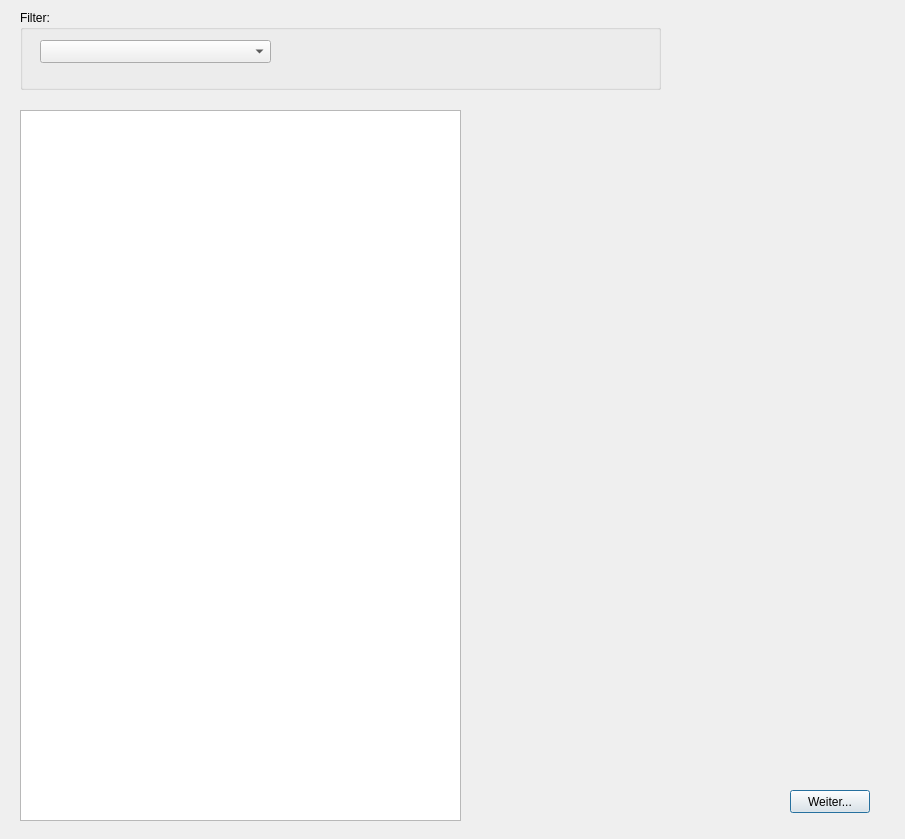
KaMusialik/MeinSpiel, file Dateien/vertragswindow.ui: the form before one commit.
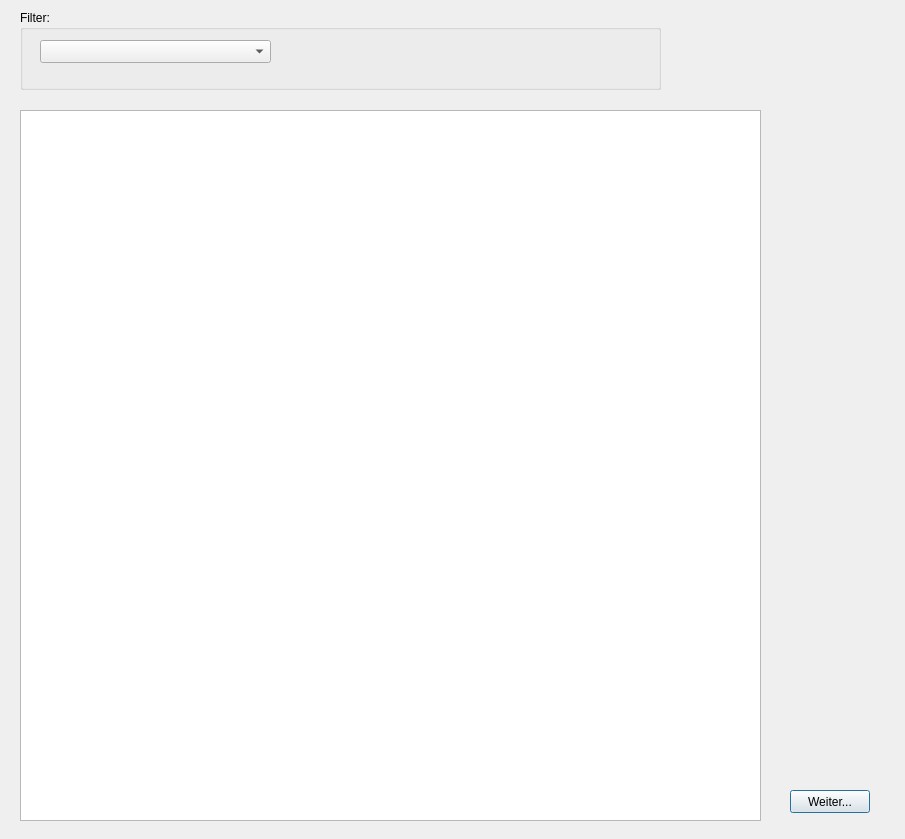
The form after the commit.

```diff
--- a/Dateien/vertragswindow.ui
+++ b/Dateien/vertragswindow.ui
@@ -54,7 +54,7 @@
     <rect>
      <x>20</x>
      <y>110</y>
-     <width>441</width>
+     <width>741</width>
      <height>711</height>
     </rect>
    </property>
```
